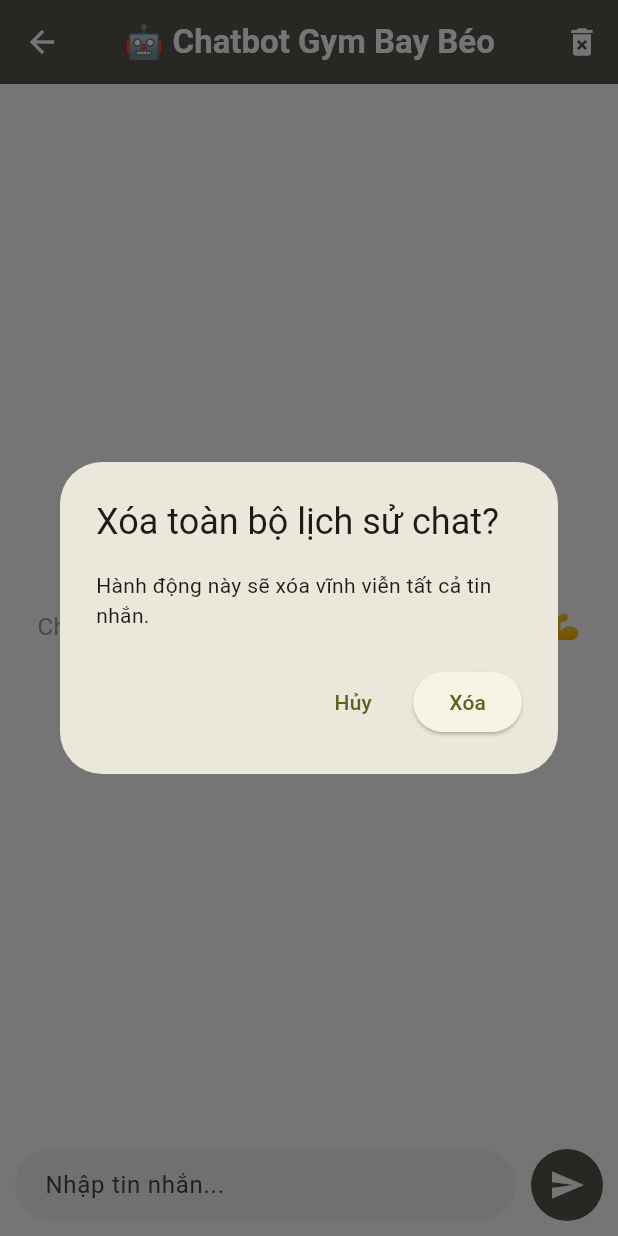
After one commit to DavidNgo004/GymBayBeoApp, a Flutter app: the ChatBotPage screen opened directly, after a tap on the "delete forever" icon, on a phone screen of 412 x 824 dp. The commit adds this screen. Run offline on Flutter 3.47's test engine with Material 3 defaults, Android fonts, the light colour scheme and no system bars; our stand-ins replace audioplayers, calendar_date_picker2, chat_bubbles, cloud_firestore, firebase_auth, firebase_core and 7 more; missing offline and left inert: mobile_scanner, webview_flutter_android; accounts and stored records are empty; network calls fail.

Commit message:
chatbot gym bay beo

```diff
--- a/lib/main.dart
+++ b/lib/main.dart
@@ -7,6 +7,7 @@ import 'package:gym_bay_beo/pages/admin/new_package_register/memberships_page.da
 import 'package:webview_flutter/webview_flutter.dart';
 import 'package:webview_flutter_android/webview_flutter_android.dart';
 import 'package:intl/date_symbol_data_local.dart';
+import 'package:flutter_dotenv/flutter_dotenv.dart';
 
 import 'package:gym_bay_beo/services/app_globals.dart';
 
@@ -26,6 +27,7 @@ import 'package:gym_bay_beo/pages/admin/statistics/statistics_page.dart';
 
 void main() async {
   WidgetsFlutterBinding.ensureInitialized();
+  await dotenv.load(fileName: ".env");
   await initializeDateFormatting('vi_VN', null); // format ngày theo Việt Nam
 
   try {
--- /dev/null
+++ b/lib/pages/customer/chatbot_page.dart
@@ -0,0 +1,222 @@
+import 'package:flutter/material.dart';
+import 'package:chat_bubbles/chat_bubbles.dart';
+import 'package:firebase_auth/firebase_auth.dart';
+import 'package:gym_bay_beo/conf/app_colors.dart';
+import '../../services/gemini_service.dart';
+import '../../services/firestore_service.dart';
+
+class ChatBotPage extends StatefulWidget {
+  const ChatBotPage({super.key});
+
+  @override
+  State<ChatBotPage> createState() => _ChatBotPageState();
+}
+
+class _ChatBotPageState extends State<ChatBotPage> {
+  final TextEditingController _controller = TextEditingController();
+  final gemini = GeminiService();
+  final fire = FirestoreService();
+  bool _isLoading = false;
+
+  late final String userId;
+
+  @override
+  void initState() {
+    super.initState();
+    userId = FirebaseAuth.instance.currentUser?.uid ?? "guest";
+  }
+
+  Future<void> _sendMessage() async {
+    final text = _controller.text.trim();
+    if (text.isEmpty) return;
+
+    setState(() => _isLoading = true);
+    _controller.clear();
+
+    final prompt =
+        """
+Bạn là chatbot Gym Bay Béo 💪.
+Hãy trả lời bằng tiếng Việt thân thiện, vui vẻ, có emoji.
+Nếu được hỏi:
+- Giờ mở cửa: 6h sáng - 22h30 tối hàng ngày.
+- Dịch vụ: gym, yoga, PT cá nhân, dinh dưỡng.
+- PT: tư vấn PT, giảm cân, tăng cơ, lịch tập.
+- Dinh dưỡng: hướng dẫn ăn uống phù hợp với mục tiêu tập.
+- Tạm biệt: Gym Bay Béo cảm ơn bạn,hẹn gặp lại và chào tạm biệt bạn.
+Câu hỏi: $text
+""";
+
+    final response = await gemini.sendMessage(prompt);
+
+    await fire.saveChatMessage(
+      userId: userId,
+      userMessage: text,
+      botResponse: response,
+    );
+
+    setState(() => _isLoading = false);
+  }
+
+  Future<void> _deleteChat(String id) async {
+    await fire.deleteChatEntry(id);
+  }
+
+  Future<void> _deleteAllChats() async {
+    final chats = await fire.userChatHistoryStream(userId).first;
+    for (final chat in chats) {
+      await fire.deleteChatEntry(chat['id']);
+    }
+  }
+
+  @override
+  Widget build(BuildContext context) {
+    return Scaffold(
+      appBar: AppBar(
+        title: const Text(
+          '🤖 Chatbot Gym Bay Béo',
+          style: TextStyle(fontWeight: FontWeight.bold),
+        ),
+        centerTitle: true,
+        backgroundColor: AppColors.primary,
+        foregroundColor: AppColors.textPrimary,
+        actions: [
+          IconButton(
+            icon: const Icon(Icons.delete_forever),
+            tooltip: 'Xóa toàn bộ tin nhắn',
+            onPressed: () async {
+              final confirm = await showDialog<bool>(
+                context: context,
+                builder: (ctx) => AlertDialog(
+                  title: const Text('Xóa toàn bộ lịch sử chat?'),
+                  content: const Text(
+                    'Hành động này sẽ xóa vĩnh viễn tất cả tin nhắn.',
+                  ),
+                  actions: [
+                    TextButton(
+                      onPressed: () => Navigator.pop(ctx, false),
+                      child: const Text('Hủy'),
+                    ),
+                    ElevatedButton(
+                      onPressed: () => Navigator.pop(ctx, true),
+                      child: const Text('Xóa'),
+                    ),
+                  ],
+                ),
+              );
+              if (confirm == true) await _deleteAllChats();
+            },
+          ),
+        ],
+      ),
+      body: Column(
+        children: [
+          Expanded(
+            child: StreamBuilder<List<Map<String, dynamic>>>(
+              stream: fire.userChatHistoryStream(userId),
+              builder: (context, snapshot) {
+                if (snapshot.connectionState == ConnectionState.waiting) {
+                  return const Center(child: CircularProgressIndicator());
+                }
+
+                final messages = snapshot.data ?? [];
+
+                if (messages.isEmpty) {
+                  return const Center(
+                    child: Padding(
+                      padding: EdgeInsets.all(20),
+                      child: Text(
+                        'Xin chào 👋\nChào mừng bạn đến với Chatbot Gym Bay Béo 💪',
+                        textAlign: TextAlign.center,
+                        style: TextStyle(fontSize: 16, color: Colors.grey),
+                      ),
+                    ),
+                  );
+                }
+
+                return ListView.builder(
+                  reverse: true,
+                  padding: const EdgeInsets.all(10),
+                  itemCount: messages.length,
+                  itemBuilder: (context, index) {
+                    final msg = messages[index];
+                    return Dismissible(
+                      key: ValueKey(msg['id']),
+                      direction: DismissDirection.endToStart,
+                      background: Container(
+                        alignment: Alignment.centerRight,
+                        padding: const EdgeInsets.only(right: 20),
+                        color: Colors.redAccent,
+                        child: const Icon(Icons.delete, color: Colors.white),
+                      ),
+                      onDismissed: (_) => _deleteChat(msg['id']),
+                      child: Column(
+                        crossAxisAlignment: CrossAxisAlignment.stretch,
+                        children: [
+                          BubbleNormal(
+                            text: msg['userMessage'],
+                            isSender: true,
+                            color: Colors.deepPurple.shade100,
+                            tail: true,
+                            textStyle: const TextStyle(fontSize: 16),
+                          ),
+                          BubbleNormal(
+                            text: msg['botResponse'],
+                            isSender: false,
+                            color: Colors.grey.shade200,
+                            tail: true,
+                            textStyle: const TextStyle(fontSize: 16),
+                          ),
+                        ],
+                      ),
+                    );
+                  },
+                );
+              },
+            ),
+          ),
+          if (_isLoading)
+            const Padding(
+              padding: EdgeInsets.all(8.0),
+              child: CircularProgressIndicator(),
+            ),
+          Padding(
+            padding: const EdgeInsets.all(10.0),
+            child: Row(
+              children: [
+                Expanded(
+                  child: TextField(
+                    controller: _controller,
+                    minLines: 1,
+                    maxLines: 5,
+                    decoration: InputDecoration(
+                      hintText: 'Nhập tin nhắn...',
+                      filled: true,
+                      fillColor: Colors.grey[100],
+                      contentPadding: const EdgeInsets.symmetric(
+                        horizontal: 16,
+                        vertical: 10,
+                      ),
+                      border: OutlineInputBorder(
+                        borderRadius: BorderRadius.circular(24),
+                        borderSide: BorderSide.none,
+                      ),
+                    ),
+                  ),
+                ),
+                const SizedBox(width: 10),
+                CircleAvatar(
+                  radius: 24,
+                  backgroundColor: AppColors.primary,
+                  child: IconButton(
+                    icon: const Icon(Icons.send, color: Colors.white),
+                    onPressed: _sendMessage,
+                  ),
+                ),
+              ],
+            ),
+          ),
+        ],
+      ),
+    );
+  }
+}
--- a/pubspec.yaml
+++ b/pubspec.yaml
@@ -61,6 +61,8 @@ dependencies:
   calendar_date_picker2: ^2.0.1
   month_picker_dialog: ^6.6.0
   audioplayers: ^6.5.1
+  flutter_dotenv: ^5.1.0
+  chat_bubbles: ^1.7.0
 
 
 dev_dependencies:
@@ -89,6 +91,7 @@ flutter:
   assets:
     - assets/images/
     - assets/sounds/
+    - .env
 
   # An image asset can refer to one or more resolution-specific "variants", see
   # https://flutter.dev/to/resolution-aware-images
```
Also changed, not shown: lib/pages/customer/customer_home.dart (+25 -18 lines), lib/services/firestore_service.dart (+80 -0 lines), lib/services/gemini_service.dart (added, +38 -0 lines), pubspec.lock, 1 other file.
